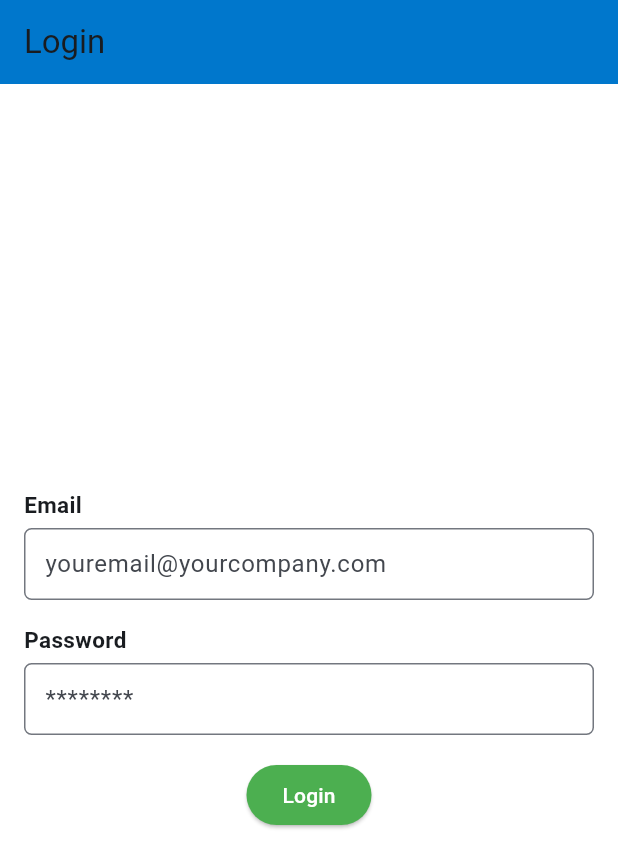
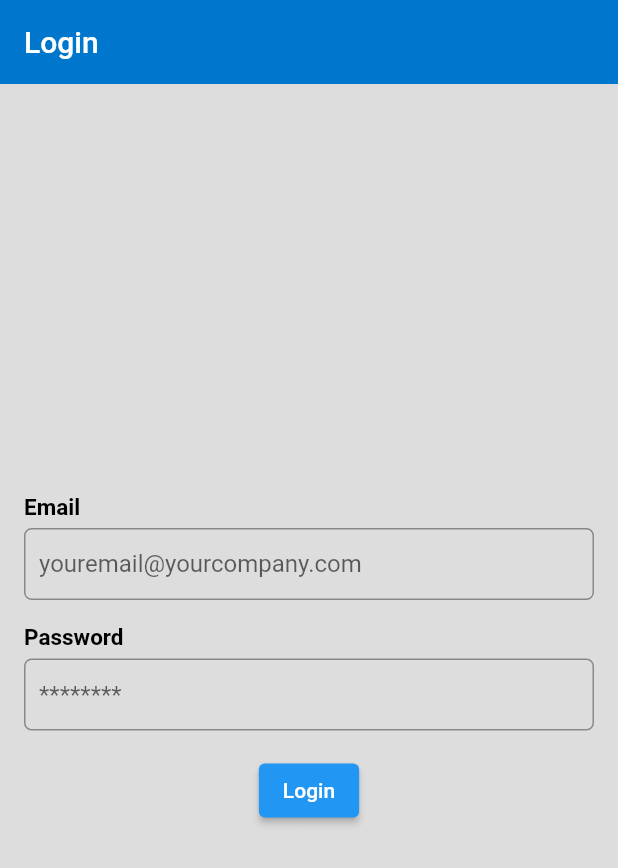
Before and after one commit to ersalazar/countryinfo, a Flutter app: the screen it shows after launch, on a phone screen of 412 x 824 dp. Shown: the top 868 px of the screen. Run offline on Flutter 3.47's test engine with Material 2 defaults, Android fonts, the phone set to English and light mode, and no system bars.

Commit message:
added theme colors

```diff
--- a/lib/main.dart
+++ b/lib/main.dart
@@ -14,10 +14,8 @@ class MyApp extends StatelessWidget {
   Widget build(BuildContext context) {
     return MaterialApp(
       title: 'Flutter Demo',
-      theme: ThemeData(
-        colorScheme: ColorScheme.fromSeed(seedColor: AppColors.primaryColor),
-        useMaterial3: true,
-      ),
+      theme: AppColors.lightTheme,
+      darkTheme: AppColors.darkTheme,
       home: LoginScreen(),
     );
   }
--- a/lib/ui/app_colors.dart
+++ b/lib/ui/app_colors.dart
@@ -12,5 +12,30 @@ class AppColors {
   static const grey = Color(0xFFE0E0E0);
   static const lightGray = Color(0xFFDDDDDD);
 
+  static final ThemeData darkTheme =ThemeData.dark().copyWith(
+    primaryColor: primaryColor,
+    appBarTheme: const  AppBarTheme( color: primaryColor, elevation: 0.0),
+    scaffoldBackgroundColor: black,
+    textTheme: const TextTheme(
+          bodyLarge:
+              TextStyle(color: white, fontWeight: FontWeight.bold),
+          bodyMedium:
+              TextStyle(color: white))
+  );
+
+  static final ThemeData lightTheme = ThemeData.light().copyWith(
+      primaryColor: primaryColor,
+      appBarTheme: const AppBarTheme(color: primaryColor, elevation: 0),
+      scaffoldBackgroundColor: lightGray,
+      textTheme: const TextTheme(
+          bodyLarge:
+              TextStyle(color: Colors.black, fontWeight: FontWeight.bold),
+          bodyMedium:
+              TextStyle(color: Colors.black)))
+    ;
+
+
+
+
 
 }
--- a/lib/ui/pages/home_screen_list_view.dart
+++ b/lib/ui/pages/home_screen_list_view.dart
@@ -1,5 +1,5 @@
 import 'package:countryinfo/router/app_router.dart';
-import 'package:countryinfo/ui/app_colors.dart';
+
 import 'package:flutter/material.dart';
 
 class MyHomePage extends StatelessWidget {
@@ -10,7 +10,6 @@ class MyHomePage extends StatelessWidget {
     return Scaffold(
       appBar: AppBar(
         title: const Text('Flutter App with Router'),
-        backgroundColor: AppColors.primaryColor,
       ),
       body: ListView.builder(
         itemCount: AppRoute.menuOptions.length,
@@ -19,7 +18,6 @@ class MyHomePage extends StatelessWidget {
           return ListTile(
             leading: Icon(
               option.icon,
-              color: AppColors.primaryColor,
             ),
             title: Text(option.name),
             onTap: () {
--- a/lib/ui/pages/login_page.dart
+++ b/lib/ui/pages/login_page.dart
@@ -1,8 +1,6 @@
 import 'package:countryinfo/blocs/auth/auth_bloc.dart';
 import 'package:countryinfo/data/models/user.dart';
-import 'package:countryinfo/ui/app_colors.dart';
-import 'package:countryinfo/ui/pages/dashboard.dart';
-import 'package:countryinfo/ui/pages/home_screen.dart';
+
 import 'package:countryinfo/ui/pages/home_screen_list_view.dart';
 import 'package:countryinfo/ui/pages/widgets/text_input_widget_with_title.dart';
 import 'package:flutter/material.dart';
@@ -57,10 +55,10 @@ class LoginScreen extends StatelessWidget {
     return Scaffold(
       appBar: AppBar(
         title: const Text('Login'),
-        backgroundColor: AppColors.primaryColor,
+
       ),
       body: Container(
-        color: AppColors.white,
+
         padding: const EdgeInsets.all(16.0),
         child: Center(
           child: Column(
@@ -85,11 +83,11 @@ class LoginScreen extends StatelessWidget {
                   _login(context);
                 },
                 style: ElevatedButton.styleFrom(
-                  backgroundColor: AppColors.accentColor,
+
                 ),
                 child: const Text(
                   'Login',
-                  style: TextStyle(color: AppColors.white),
+
                 ),
               )
             ],
```
Also changed, not shown: lib/ui/pages/dashboard.dart (+13 -8 lines), lib/ui/pages/home_screen.dart (+3 -4 lines), lib/ui/pages/profile_screen.dart (+4 -4 lines), lib/ui/pages/search_screen.dart (+3 -5 lines).
